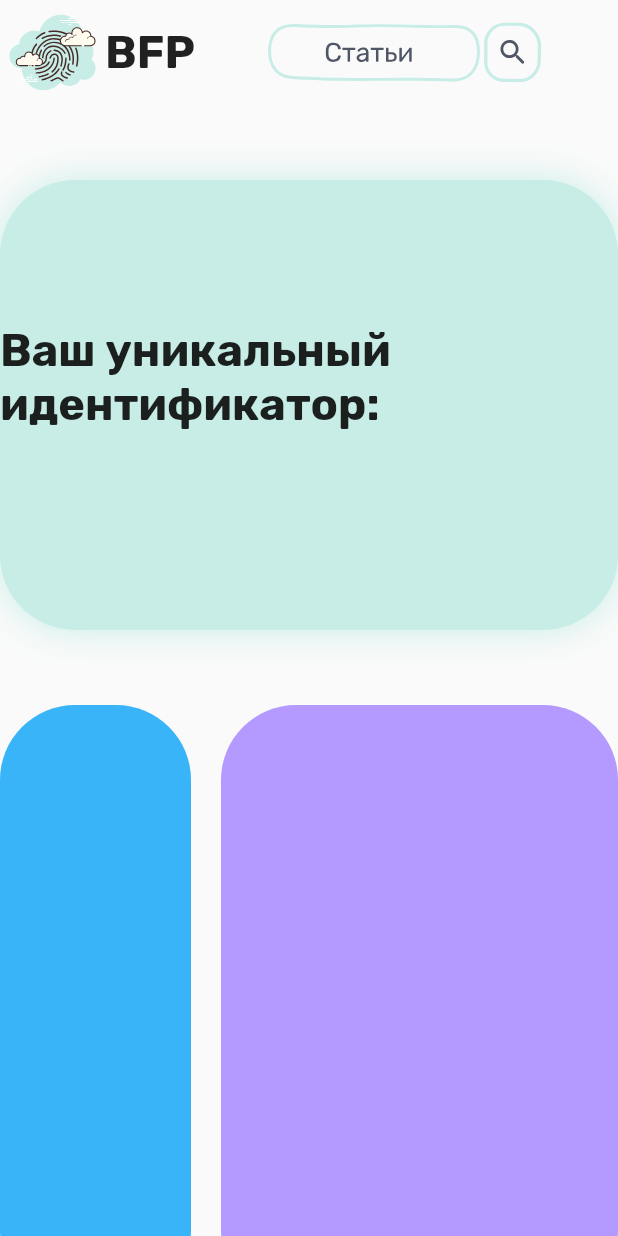
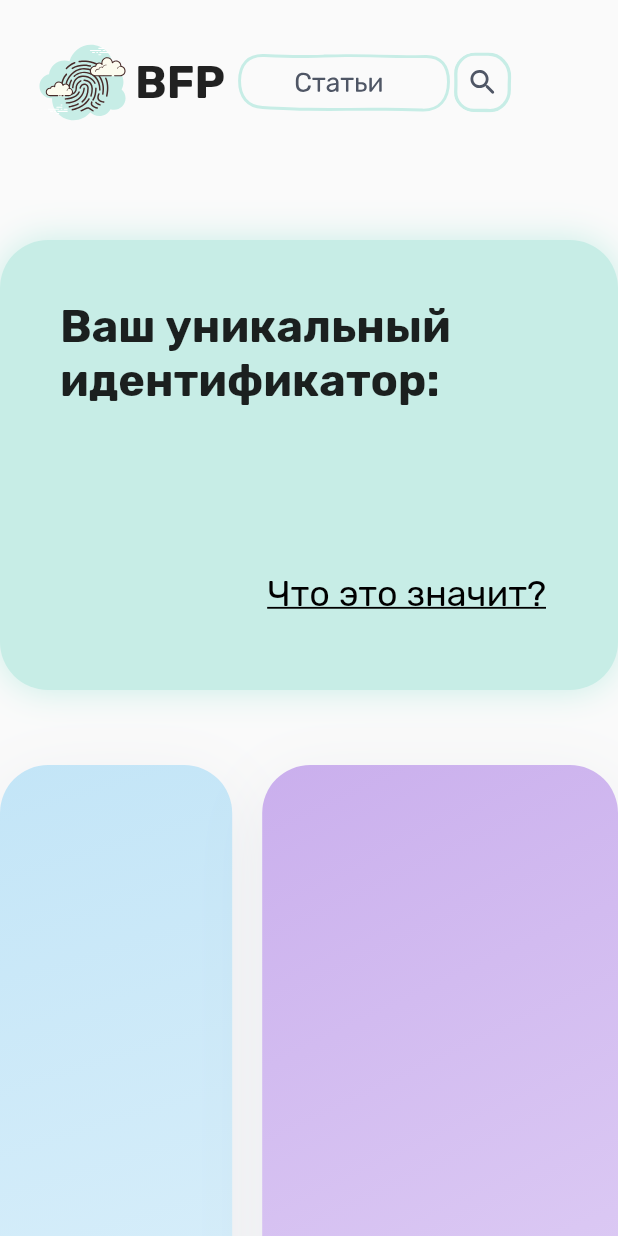
Before and after one commit to pymq/demhack3, a Flutter app: the screen it shows after launch, on a phone screen of 412 x 824 dp. Run offline on Flutter 3.47's test engine with Material 2 defaults, Android fonts, the light colour scheme and no system bars; our stand-ins replace flutter_svg, js; missing offline and left inert: dart:js_util.

Commit message:
Добавил градиенты и поддержку metrics/libs

```diff
--- a/frontend/lib/Widgets/big_green_box.dart
+++ b/frontend/lib/Widgets/big_green_box.dart
@@ -29,7 +29,7 @@ class _BigGreenBoxState extends State<BigGreenBox> {
       padding: EdgeInsets.symmetric(vertical: 50),
       child: Container(
         decoration: BoxDecoration(
-          borderRadius: BorderRadius.circular(50),
+          borderRadius: BorderRadius.circular(32),
           color: Color(0xFFC7EDE6),
           boxShadow: [BoxShadow(
             spreadRadius: 0,
@@ -38,9 +38,23 @@ class _BigGreenBoxState extends State<BigGreenBox> {
           )]
         ),
         height: 300,
-        child: Center(
-          child: Text('Ваш уникальный идентификатор: \n' + name, style: Consts.logoTextStyle,),
-        ),
+        child: Stack(
+          children: [
+            Container(
+              margin: EdgeInsets.all(40),
+              alignment: Alignment.topLeft,
+              child: SelectableText('Ваш уникальный идентификатор: \n' + name, style: Consts.logoTextStyle,)
+            ),
+            Container(
+                margin: EdgeInsets.all(40),
+                alignment: Alignment.bottomRight,
+                child: TextButton(
+                  onPressed: () {},
+                  child: Text('Что это значит?', style: Consts.subTextStyle,),
+                )
+            )
+          ],
+        )
       ),
     );
   }
--- a/frontend/lib/Widgets/second_box.dart
+++ b/frontend/lib/Widgets/second_box.dart
@@ -6,26 +6,44 @@ class SecondBox extends StatelessWidget{
     return Padding(
       padding: EdgeInsets.only(bottom: 40),
       child: SizedBox(
-        height: 400,
+        height: 500,
         child: Row(
           children: [
             Expanded(
-              flex: 1,
+              flex: 2,
               child: Container(
                 margin: EdgeInsets.only(right: 10),
                 decoration: BoxDecoration(
-                    borderRadius: BorderRadius.circular(50),
-                    color: Color(0xFF39B4F9),
+                  borderRadius: BorderRadius.circular(32),
+                  gradient: LinearGradient(
+                    begin: Alignment.topLeft,
+                    end: Alignment.bottomRight,
+                    colors: [Color(0xFFC3E5F7), Color(0xFFDEF1FB)]
+                  ),
+                boxShadow: [BoxShadow(
+                  blurRadius: 41.16,
+                  offset: Offset(0, 12.35),
+                  color: Color(0xF0B225A)
+                )]
                 ),
               ),
             ),
             Expanded(
-              flex: 2,
+              flex: 3,
               child: Container(
                 margin: EdgeInsets.only(left: 10),
                 decoration: BoxDecoration(
-                    borderRadius: BorderRadius.circular(50),
-                    color: Color(0xFFB499FF),
+                  borderRadius: BorderRadius.circular(32),
+                  gradient: LinearGradient(
+                    begin: Alignment.topLeft,
+                    end: Alignment.bottomRight,
+                    colors: [Color(0xFFCAAFED), Color(0xFFE2D3F6)]
+                  ),
+                  boxShadow: [BoxShadow(
+                    blurRadius: 41.16,
+                    offset: Offset(0, 12.35),
+                    color: Color(0xF0B225A)
+                  )]
                 )
               ),
             )
--- a/frontend/lib/Widgets/site_appbar.dart
+++ b/frontend/lib/Widgets/site_appbar.dart
@@ -6,7 +6,8 @@ import 'package:demhack3_web/consts.dart' as Consts;
 class SiteAppBar extends StatelessWidget {
   @override
   Widget build(BuildContext context) {
-    return SizedBox(
+    return Container(
+      margin: EdgeInsets.all(20),
       height: 70,
       child: Stack(
         children: [
--- a/frontend/lib/consts.dart
+++ b/frontend/lib/consts.dart
@@ -1,3 +1,5 @@
 import 'package:flutter/cupertino.dart';
+import 'package:flutter/material.dart';
 
 const logoTextStyle = TextStyle(fontWeight: FontWeight.w700, fontSize: 30);
+const subTextStyle = TextStyle(fontSize: 24, color: Colors.black, decoration: TextDecoration.underline,);
--- a/frontend/lib/main.dart
+++ b/frontend/lib/main.dart
@@ -1,9 +1,5 @@
-import 'dart:js_util';
-
 import 'package:demhack3_web/Pages/main_page.dart';
-import 'package:demhack3_web/fingerprint_loader.dart' as FingerPrint;
 import 'package:flutter/material.dart';
-import 'dart:js' as js;
 
 void main() {
   runApp(const MyApp());
@@ -17,37 +13,21 @@ class MyApp extends StatelessWidget {
     return MaterialApp(
       title: 'Flutter Demo',
       theme: ThemeData(
-        primarySwatch: Colors.blue,
+        primarySwatch: Colors.green,
         fontFamily: 'Rubik'
       ),
-      home: const MyHomePage(title: 'Flutter Demo Home Page'),
+      home: const MyHomePage(),
     );
   }
 }
 
-class MyHomePage extends StatefulWidget {
-  const MyHomePage({Key? key, required this.title}) : super(key: key);
-
-  final String title;
-
-  @override
-  State<MyHomePage> createState() => _MyHomePageState();
-}
-
-class _MyHomePageState extends State<MyHomePage> {
-
-  @override
-  void initState() {
-    super.initState();
-
-    FingerPrint.getBrowserFingerPrint().then((value) => {});
-  }
-
+class MyHomePage extends StatelessWidget {
+  const MyHomePage({Key? key}) : super(key: key);
 
   @override
   Widget build(BuildContext context) {
     return Scaffold(
-      body: MainPage()
+        body: MainPage()
     );
   }
 }
--- a/frontend/pubspec.yaml
+++ b/frontend/pubspec.yaml
@@ -35,6 +35,7 @@ dependencies:
   # Use with the CupertinoIcons class for iOS style icons.
   cupertino_icons: ^1.0.2
   flutter_svg: any
+  http: any
 
 dev_dependencies:
   flutter_test:
```
Also changed, not shown: frontend/lib/Widgets/news_feed.dart (+17 -2 lines), frontend/lib/server.dart (added, +17 -0 lines), frontend/lib/Pages/main_page.dart (indentation only), frontend/pubspec.lock, 2 other files.
